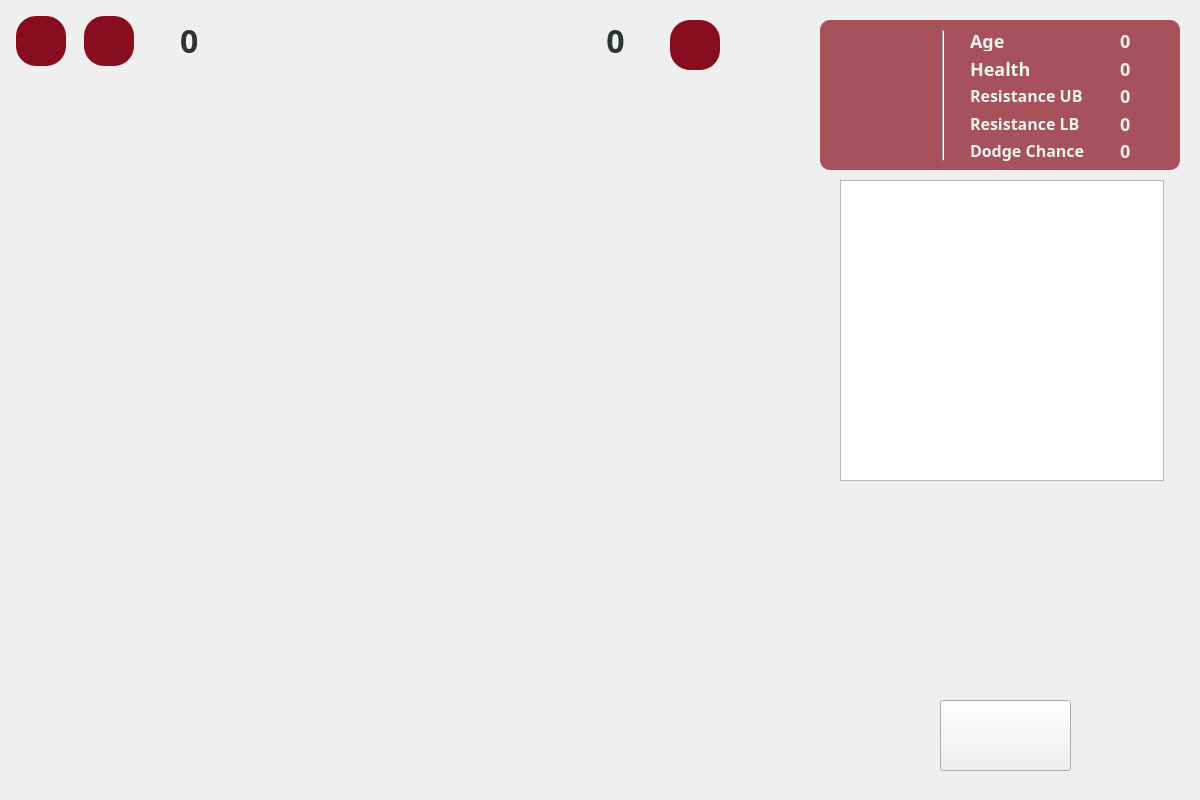
ce-itcr/Gladiators-GBP, file app/game.ui: the form before one commit.
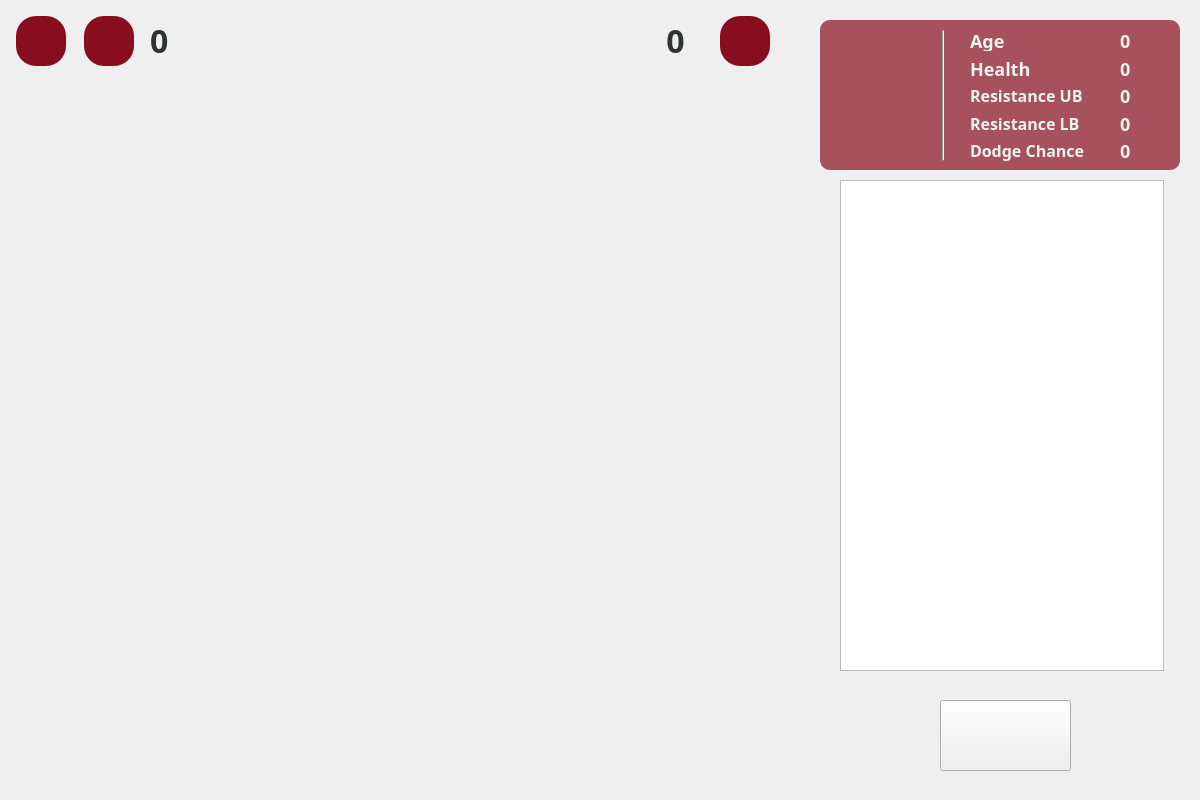
The form after the commit. Icons and pictures are not drawn.

```diff
--- a/app/game.ui
+++ b/app/game.ui
@@ -114,7 +114,7 @@
      <x>840</x>
      <y>180</y>
      <width>324</width>
-     <height>301</height>
+     <height>491</height>
     </rect>
    </property>
    <property name="styleSheet">
@@ -297,8 +297,8 @@
   <widget class="QPushButton" name="pauseButton">
    <property name="geometry">
     <rect>
-     <x>670</x>
-     <y>20</y>
+     <x>720</x>
+     <y>16</y>
      <width>50</width>
      <height>50</height>
     </rect>
@@ -586,7 +586,7 @@
   <widget class="QLabel" name="waveCount">
    <property name="geometry">
     <rect>
-     <x>180</x>
+     <x>150</x>
      <y>20</y>
      <width>51</width>
      <height>41</height>
@@ -631,15 +631,6 @@
         </color>
        </brush>
       </colorrole>
-      <colorrole role="PlaceholderText">
-       <brush brushstyle="SolidPattern">
-        <color alpha="128">
-         <red>164</red>
-         <green>164</green>
-         <blue>164</blue>
-        </color>
-       </brush>
-      </colorrole>
      </active>
      <inactive>
       <colorrole role="WindowText">
@@ -678,15 +669,6 @@
         </color>
        </brush>
       </colorrole>
-      <colorrole role="PlaceholderText">
-       <brush brushstyle="SolidPattern">
-        <color alpha="128">
-         <red>164</red>
-         <green>164</green>
-         <blue>164</blue>
-        </color>
-       </brush>
-      </colorrole>
      </inactive>
      <disabled>
       <colorrole role="WindowText">
@@ -725,15 +707,6 @@
         </color>
        </brush>
       </colorrole>
-      <colorrole role="PlaceholderText">
-       <brush brushstyle="SolidPattern">
-        <color alpha="128">
-         <red>46</red>
-         <green>52</green>
-         <blue>54</blue>
-        </color>
-       </brush>
-      </colorrole>
      </disabled>
     </palette>
    </property>
@@ -753,10 +726,10 @@
   <widget class="QLabel" name="label">
    <property name="geometry">
     <rect>
-     <x>240</x>
+     <x>220</x>
      <y>10</y>
-     <width>311</width>
-     <height>51</height>
+     <width>251</width>
+     <height>61</height>
     </rect>
    </property>
    <property name="text">
@@ -772,7 +745,7 @@
   <widget class="QLabel" name="moneyCount">
    <property name="geometry">
     <rect>
-     <x>570</x>
+     <x>630</x>
      <y>20</y>
      <width>91</width>
      <height>41</height>
@@ -817,15 +790,6 @@
         </color>
        </brush>
       </colorrole>
-      <colorrole role="PlaceholderText">
-       <brush brushstyle="SolidPattern">
-        <color alpha="128">
-         <red>164</red>
-         <green>164</green>
-         <blue>164</blue>
-        </color>
-       </brush>
-      </colorrole>
      </active>
      <inactive>
       <colorrole role="WindowText">
@@ -864,15 +828,6 @@
         </color>
        </brush>
       </colorrole>
-      <colorrole role="PlaceholderText">
-       <brush brushstyle="SolidPattern">
-        <color alpha="128">
-         <red>164</red>
-         <green>164</green>
-         <blue>164</blue>
-        </color>
-       </brush>
-      </colorrole>
      </inactive>
      <disabled>
       <colorrole role="WindowText">
@@ -911,15 +866,6 @@
         </color>
        </brush>
       </colorrole>
-      <colorrole role="PlaceholderText">
-       <brush brushstyle="SolidPattern">
-        <color alpha="128">
-         <red>46</red>
-         <green>52</green>
-         <blue>54</blue>
-        </color>
-       </brush>
-      </colorrole>
      </disabled>
     </palette>
    </property>
```
